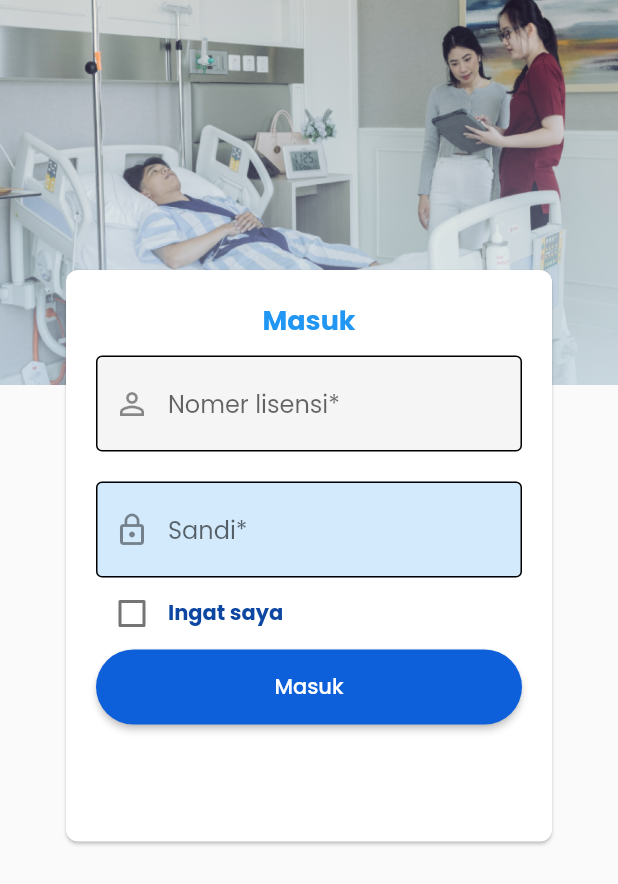
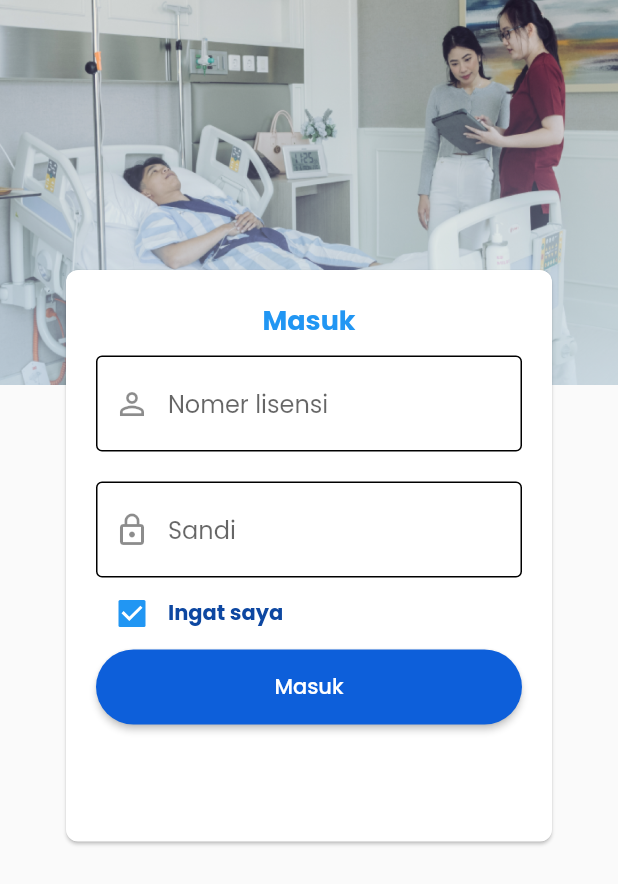
Before and after one commit to Alterra-Batch3-Kelompok-11/hms-flutter, a Flutter app: the LoginScreen screen opened by its route, on a phone screen of 412 x 824 dp. Shown: the top 884 px of the screen. Run offline on Flutter 3.47's test engine with Material 2 defaults, Android fonts, the phone set to English and light mode, and no system bars; our stand-ins replace google_fonts.

Commit message:
revisi login screen

```diff
--- a/lib/main.dart
+++ b/lib/main.dart
@@ -13,7 +13,7 @@ class MyApp extends StatelessWidget {
   Widget build(BuildContext context) {
     return const MaterialApp(
       debugShowCheckedModeBanner: false,
-      initialRoute: RouteName.patientData,
+      initialRoute: RouteName.login,
       onGenerateRoute: RouteGenerator.generateRoute,
     );
   }
--- a/lib/routes/route_generator.dart
+++ b/lib/routes/route_generator.dart
@@ -16,7 +16,7 @@ class RouteGenerator {
 
       /// AUTH ROUTE
       case RouteName.login:
-        return RouteBuilder(child: const LoginScreen());
+        return RouteBuilder(child:  LoginScreen());
 
       /// DOCTOR ROUTE
       case RouteName.profile:
--- a/lib/screens/auth/login_screen.dart
+++ b/lib/screens/auth/login_screen.dart
@@ -1,9 +1,82 @@
 import 'package:flutter/material.dart';
 import 'package:google_fonts/google_fonts.dart';
 
+import '../patient_data/patient_data_screen.dart';
 
-class LoginScreen extends StatelessWidget {
-  const LoginScreen({Key? key}) : super(key: key);
+class LoginScreen extends StatefulWidget {
+  LoginScreen({Key? key}) : super(key: key);
+
+  @override
+  State<LoginScreen> createState() => _LoginScreenState();
+}
+
+class _LoginScreenState extends State<LoginScreen> {
+  final richTextKey = GlobalKey();
+  // RichText? richText;
+  buildhint() {
+    // setState(() {
+    //   richText = richTextKey.currentWidget as RichText;
+    // });
+
+    RichText richText = RichText(
+      key: richTextKey,
+      text: TextSpan(
+        text: 'FIRST NAME',
+        children: <InlineSpan>[
+          TextSpan(
+            text: '*',
+            style: TextStyle(color: Colors.green),
+          ),
+        ],
+        style: TextStyle(color: Colors.green),
+      ),
+    );
+    return richText.text.toPlainText();
+  }
+//   setHint(){
+// setState(() {
+
+// });
+
+//   }
+
+  FocusNode textFieldFocus = FocusNode();
+  FocusNode textFieldFocus1 = FocusNode();
+
+  Color color = Colors.white;
+  Color color1 = Colors.white;
+
+  focusColor() {
+    textFieldFocus.addListener(() {
+      if (textFieldFocus.hasFocus) {
+        setState(() {
+          color = Colors.blue.withOpacity(0.2);
+        });
+      } else {
+        setState(() {
+          color = Colors.white;
+        });
+      }
+    });
+    textFieldFocus1.addListener(() {
+      if (textFieldFocus1.hasFocus) {
+        setState(() {
+          color1 = Colors.blue.withOpacity(0.2);
+        });
+      } else {
+        setState(() {
+          color1 = Colors.white;
+        });
+      }
+    });
+  }
+
+  @override
+  void initState() {
+    focusColor();
+
+    super.initState();
+  }
 
   @override
   Widget build(BuildContext context) {
@@ -12,7 +85,7 @@ class LoginScreen extends StatelessWidget {
         decoration: BoxDecoration(
           image: DecorationImage(
             alignment: Alignment.topCenter,
-            image: Image(
+            image: const Image(
               image: AssetImage('assets/images/login_background.png'),
             ).image,
             fit: BoxFit.fitWidth,
@@ -50,6 +123,7 @@ class LoginScreen extends StatelessWidget {
                   const SizedBox(height: 10),
                   // ignore: prefer_const_constructors
                   TextField(
+                    focusNode: textFieldFocus,
                     style: GoogleFonts.poppins(
                       color: Colors.blueAccent,
                       fontSize: 16,
@@ -57,19 +131,25 @@ class LoginScreen extends StatelessWidget {
                     decoration: InputDecoration(
                       filled: true,
                       hoverColor: Colors.indigo.shade200,
-                      enabledBorder: OutlineInputBorder(),
-                      disabledBorder: OutlineInputBorder(),
+                      enabledBorder: const OutlineInputBorder(),
+                      disabledBorder: const OutlineInputBorder(),
                       // borderRadius: BorderRadius.circular(25),
                       // borderSide: BorderSide(color: Colors.blueAccent)),
-
-                      prefixIcon: Icon(Icons.person_outline),
-
-                      hintText: 'Nomer lisensi*',
-                      focusColor: Colors.blue.withOpacity(0.2),
+                      fillColor: color,
+                      prefixIcon: const Icon(Icons.person_outline),
+                      suffixText: '*',
+                      suffixStyle: TextStyle(
+                        color: Colors.red,
+                      ),
+                      hintText: 'Nomer lisensi',
+                      // focusColor: Colors.blue.withOpacity(0.2),
                     ),
                   ),
                   const SizedBox(height: 20),
                   TextField(
+                    focusNode: textFieldFocus1,
+                    // autofocus: false,
+                    obscuringCharacter: "⋆",
                     obscureText: true,
                     style: GoogleFonts.poppins(
                       color: Colors.blueAccent,
@@ -80,19 +160,25 @@ class LoginScreen extends StatelessWidget {
                         enabledBorder: OutlineInputBorder(),
                         disabledBorder: OutlineInputBorder(
                             borderRadius: BorderRadius.circular(25),
-                          borderSide: BorderSide(color: Colors.blueAccent)),
-                      prefixIcon: Icon(Icons.lock_outline),
-                      fillColor: Colors.blue.withOpacity(0.2),
+                            borderSide:
+                                const BorderSide(color: Colors.blueAccent)),
+                        prefixIcon: const Icon(Icons.lock_outline),
+                        fillColor: color1,
                         filled: true,
-                      hintText: 'Sandi*',
-                      focusColor: Colors.blue.withOpacity(0.2),
+                        hintText: 'Sandi',
+                        suffixText: '*',
+                        suffixStyle: TextStyle(
+                          color: Colors.red,
+                        )
+
+                        // focusColor: Colors.blue,
                         ),
                   ),
                   Row(
                     children: [
                       Checkbox(
                         onChanged: (bool? value) {},
-                        value: false,
+                        value: true,
                       ),
                       Text(
                         'Ingat saya',
@@ -106,14 +192,19 @@ class LoginScreen extends StatelessWidget {
 
                   ElevatedButton(
                     style: ElevatedButton.styleFrom(
-                      minimumSize: Size.fromHeight(50),
-                      maximumSize: Size.fromHeight(100),
+                      minimumSize: const Size.fromHeight(50),
+                      maximumSize: const Size.fromHeight(100),
                       shape: RoundedRectangleBorder(
                         borderRadius: BorderRadius.circular(100),
                       ),
-                      backgroundColor: Color.fromARGB(255, 13, 95, 218),
+                      backgroundColor: const Color.fromARGB(255, 13, 95, 218),
                     ),
-                    onPressed: () {},
+                    onPressed: () {
+                      Navigator.push(
+                          context,
+                          MaterialPageRoute(
+                              builder: (context) => const PatientDataScreen()));
+                    },
                     child: Text(
                       'Masuk',
                       style: GoogleFonts.poppins(
@@ -131,11 +222,6 @@ class LoginScreen extends StatelessWidget {
     );
   }
 }
-
-
-
-
-
 
 
 
```
Also changed, not shown: lib/screens/condition_patient_data/condition_patient_data_screen.dart (added, +43 -0 lines), lib/screens/patient_data/patient_data_screen.dart (+8 -1 lines). Lines whose indentation alone changed are shown as unchanged.
